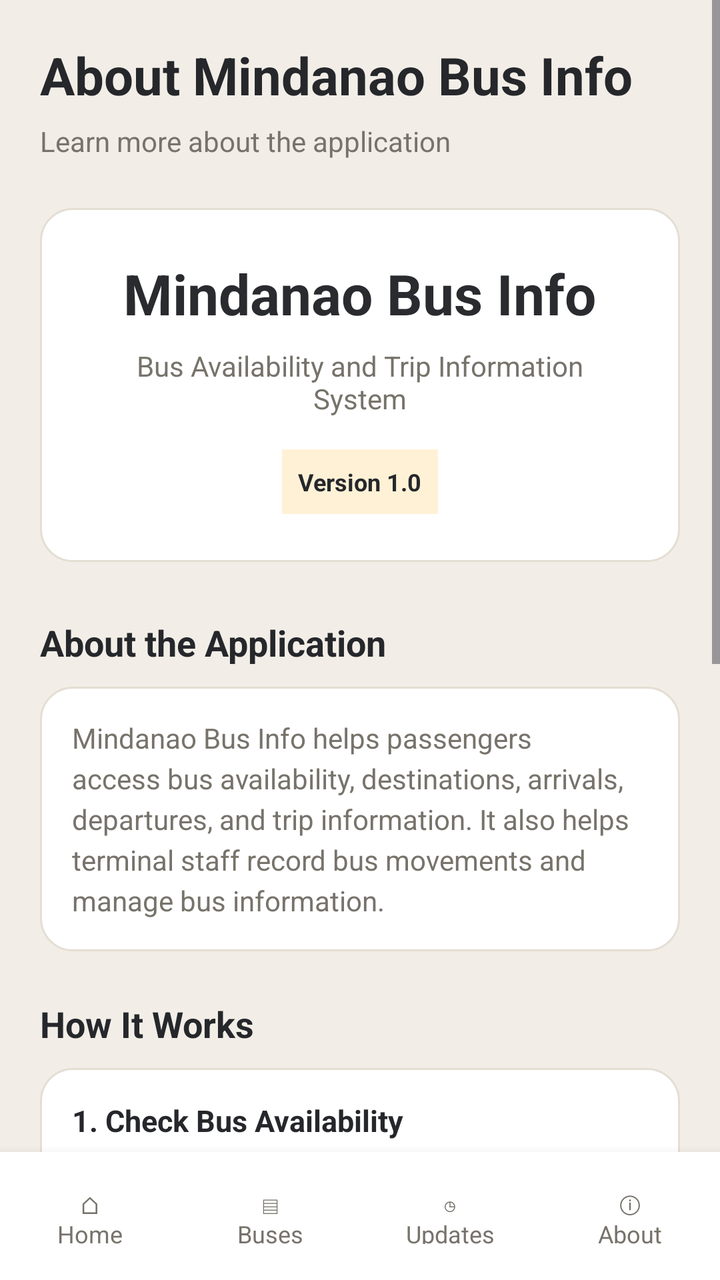
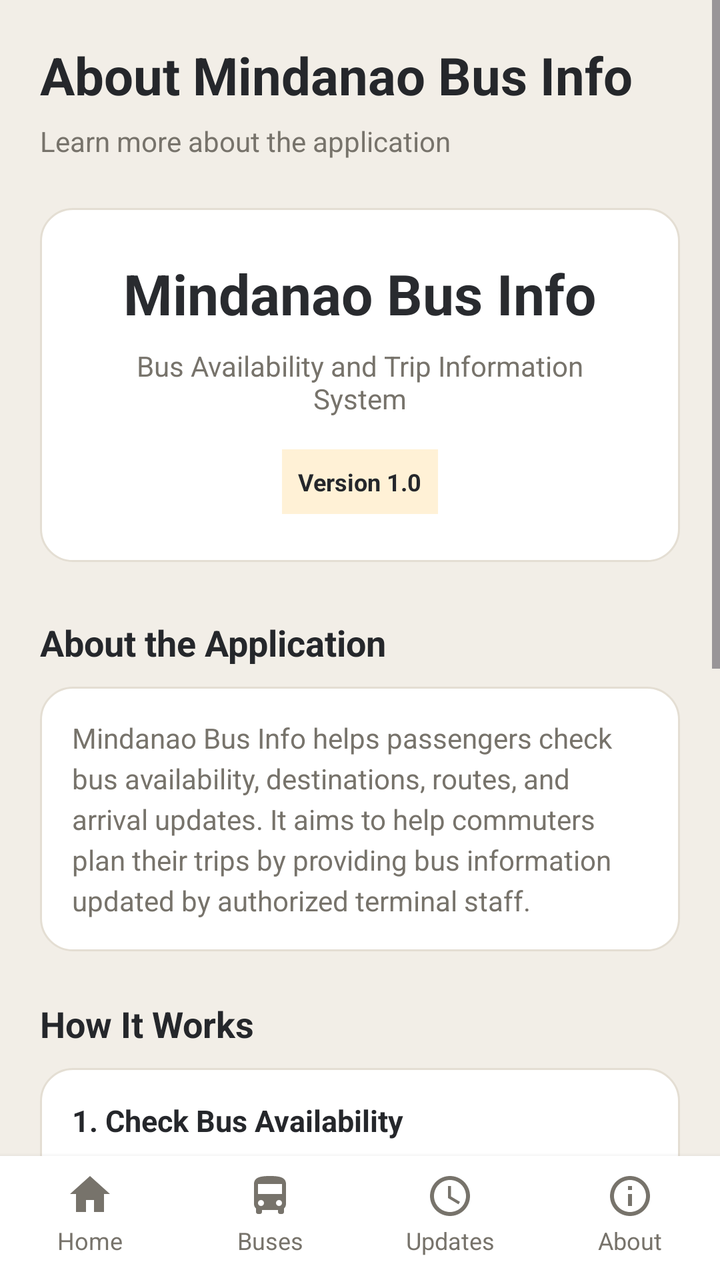

Before-and-after screenshots of an Android layout around one commit, followed by the original layout XML and the change that was made.
<!-- AndroidManifest.xml: application theme Theme.PabamaApp -->
<!-- res/layout/activity_about.xml -->
<LinearLayout xmlns:android="http://schemas.android.com/apk/res/android"
    android:id="@+id/main"
    android:layout_width="match_parent"
    android:layout_height="match_parent"
    android:orientation="vertical"
    android:background="@color/background">

    <ScrollView
        android:layout_width="match_parent"
        android:layout_height="0dp"
        android:layout_weight="1"
        android:fillViewport="true">

        <LinearLayout
            android:layout_width="match_parent"
            android:layout_height="wrap_content"
            android:orientation="vertical"
            android:padding="20dp">

            <TextView
                android:layout_width="wrap_content"
                android:layout_height="wrap_content"
                android:text="About Mindanao Bus Info"
                android:textColor="@color/text_primary"
                android:textSize="26sp"
                android:textStyle="bold" />

            <TextView
                android:layout_width="wrap_content"
                android:layout_height="wrap_content"
                android:layout_marginTop="6dp"
                android:text="Learn more about the application"
                android:textColor="@color/text_secondary"
                android:textSize="14sp" />

            <LinearLayout
                android:layout_width="match_parent"
                android:layout_height="wrap_content"
                android:layout_marginTop="24dp"
                android:orientation="vertical"
                android:gravity="center"
                android:padding="24dp"
                android:background="@drawable/bg_card">

                <TextView
                    android:layout_width="wrap_content"
                    android:layout_height="wrap_content"
                    android:text="Mindanao Bus Info"
                    android:textColor="@color/primary"
                    android:textSize="28sp"
                    android:textStyle="bold" />

                <TextView
                    android:layout_width="wrap_content"
                    android:layout_height="wrap_content"
                    android:layout_marginTop="8dp"
                    android:gravity="center"
                    android:text="Bus Availability and Trip Information System"
                    android:textColor="@color/text_secondary"
                    android:textSize="14sp" />

                <TextView
                    android:layout_width="wrap_content"
                    android:layout_height="wrap_content"
                    android:layout_marginTop="16dp"
                    android:padding="8dp"
                    android:background="@color/accent_light"
                    android:text="Version 1.0"
                    android:textColor="@color/primary_dark"
                    android:textSize="12sp"
                    android:textStyle="bold" />

            </LinearLayout>

            <TextView
                android:layout_width="wrap_content"
                android:layout_height="wrap_content"
                android:layout_marginTop="28dp"
                android:text="About the Application"
                android:textColor="@color/text_primary"
                android:textSize="18sp"
                android:textStyle="bold" />

            <TextView
                android:layout_width="match_parent"
                android:layout_height="wrap_content"
                android:layout_marginTop="10dp"
                android:padding="16dp"
                android:background="@drawable/bg_card"
                android:text="Mindanao Bus Info helps passengers access bus availability, destinations, arrivals, departures, and trip information. It also helps terminal staff record bus movements and manage bus information."
                android:textColor="@color/text_secondary"
                android:textSize="14sp"
                android:lineSpacingExtra="4dp" />

            <TextView
                android:layout_width="wrap_content"
                android:layout_height="wrap_content"
                android:layout_marginTop="24dp"
                android:text="How It Works"
                android:textColor="@color/text_primary"
                android:textSize="18sp"
                android:textStyle="bold" />

            <LinearLayout
                android:layout_width="match_parent"
                android:layout_height="wrap_content"
                android:layout_marginTop="10dp"
                android:orientation="vertical"
                android:padding="16dp"
                android:background="@drawable/bg_card">

                <TextView
                    android:layout_width="wrap_content"
                    android:layout_height="wrap_content"
                    android:text="1. Check Bus Availability"
                    android:textColor="@color/text_primary"
                    android:textSize="15sp"
                    android:textStyle="bold" />

                <TextView
                    android:layout_width="match_parent"
                    android:layout_height="wrap_content"
                    android:layout_marginTop="5dp"
                    android:layout_marginBottom="16dp"
                    android:text="Passengers can view available buses and their destinations."
                    android:textColor="@color/text_secondary"
                    android:textSize="13sp" />

                <TextView
                    android:layout_width="wrap_content"
                    android:layout_height="wrap_content"
                    android:text="2. View Trip Updates"
                    android:textColor="@color/text_primary"
                    android:textSize="15sp"
                    android:textStyle="bold" />

                <TextView
                    android:layout_width="match_parent"
                    android:layout_height="wrap_content"
                    android:layout_marginTop="5dp"
                    android:layout_marginBottom="16dp"
                    android:text="Passengers can check the latest recorded arrivals and departures."
                    android:textColor="@color/text_secondary"
                    android:textSize="13sp" />

                <TextView
                    android:layout_width="wrap_content"
                    android:layout_height="wrap_content"
                    android:text="3. Staff Record Bus Movements"
                    android:textColor="@color/text_primary"
                    android:textSize="15sp"
                    android:textStyle="bold" />

                <TextView
                    android:layout_width="match_parent"
                    android:layout_height="wrap_content"
                    android:layout_marginTop="5dp"
                    android:text="Authorized staff can record bus arrivals and departures and update bus information."
                    android:textColor="@color/text_secondary"
                    android:textSize="13sp" />

            </LinearLayout>

            <TextView
                android:layout_width="wrap_content"
                android:layout_height="wrap_content"
                android:layout_marginTop="24dp"
                android:text="Disclaimer"
                android:textColor="@color/text_primary"
                android:textSize="18sp"
                android:textStyle="bold" />

            <TextView
                android:layout_width="match_parent"
                android:layout_height="wrap_content"
                android:layout_marginTop="10dp"
                android:padding="16dp"
                android:background="@drawable/bg_card"
                android:text="Bus availability and trip information depend on updates provided by terminal staff. Information may change without prior notice. Please confirm important travel details with the terminal."
                android:textColor="@color/text_secondary"
                android:textSize="13sp"
                android:lineSpacingExtra="4dp" />

            <TextView
                android:layout_width="match_parent"
                android:layout_height="wrap_content"
                android:layout_marginTop="24dp"
                android:gravity="center"
                android:text="Mindanao Bus Info • Version 1.0"
                android:textColor="@color/text_secondary"
                android:textSize="12sp" />

        </LinearLayout>

    </ScrollView>

    <include
        layout="@layout/layout_passenger_bottom_nav"
        android:layout_width="match_parent"
        android:layout_height="64dp" />

</LinearLayout>
<!-- res/layout/layout_passenger_bottom_nav.xml (included above) -->
<LinearLayout xmlns:android="http://schemas.android.com/apk/res/android"
    android:layout_width="match_parent"
    android:layout_height="wrap_content"
    android:orientation="horizontal"
    android:background="@color/surface"
    android:elevation="8dp"
    android:paddingTop="10dp"
    android:paddingBottom="10dp">

    <TextView
        android:id="@+id/btnHome"
        android:layout_width="0dp"
        android:layout_height="wrap_content"
        android:layout_weight="1"
        android:gravity="center"
        android:padding="8dp"
        android:text="⌂&#10;Home"
        android:textColor="@color/text_secondary"
        android:textSize="12sp" />

    <TextView
        android:id="@+id/btnBuses"
        android:layout_width="0dp"
        android:layout_height="wrap_content"
        android:layout_weight="1"
        android:gravity="center"
        android:padding="8dp"
        android:text="▤&#10;Buses"
        android:textColor="@color/text_secondary"
        android:textSize="12sp" />

    <TextView
        android:id="@+id/btnUpdates"
        android:layout_width="0dp"
        android:layout_height="wrap_content"
        android:layout_weight="1"
        android:gravity="center"
        android:padding="8dp"
        android:text="◷&#10;Updates"
        android:textColor="@color/text_secondary"
        android:textSize="12sp" />

    <TextView
        android:id="@+id/btnAbout"
        android:layout_width="0dp"
        android:layout_height="wrap_content"
        android:layout_weight="1"
        android:gravity="center"
        android:padding="8dp"
        android:text="ⓘ&#10;About"
        android:textColor="@color/text_secondary"
        android:textSize="12sp" />

</LinearLayout>
<!-- resources referenced by this layout -->
<resources>
  <style name="Theme.PabamaApp" parent="Theme.Material3.DayNight.NoActionBar">
          <item name="colorPrimary">@color/primary</item>
          <item name="colorPrimaryVariant">@color/primary_dark</item>
          <item name="colorOnPrimary">@color/white</item>
          <item name="colorSecondary">@color/accent</item>
          <item name="android:statusBarColor">@color/primary_dark</item>
          <item name="android:windowBackground">@color/background</item>
      </style>
  <!-- unchanged entries left out for length: 11 -->
</resources>

<!-- the commit's change to res/layout/activity_about.xml (unified diff, before → after) -->
@@ -87,7 +87,7 @@
                 android:layout_marginTop="10dp"
                 android:padding="16dp"
                 android:background="@drawable/bg_card"
-                android:text="Mindanao Bus Info helps passengers access bus availability, destinations, arrivals, departures, and trip information. It also helps terminal staff record bus movements and manage bus information."
+                android:text="Mindanao Bus Info helps passengers check bus availability, destinations, routes, and arrival updates. It aims to help commuters plan their trips by providing bus information updated by authorized terminal staff."
                 android:textColor="@color/text_secondary"
                 android:textSize="14sp"
                 android:lineSpacingExtra="4dp" />
@@ -122,7 +122,7 @@
                     android:layout_height="wrap_content"
                     android:layout_marginTop="5dp"
                     android:layout_marginBottom="16dp"
-                    android:text="Passengers can view available buses and their destinations."
+                    android:text="View available buses, their destinations, routes, and current status."
                     android:textColor="@color/text_secondary"
                     android:textSize="13sp" />
 
@@ -139,14 +139,14 @@
                     android:layout_height="wrap_content"
                     android:layout_marginTop="5dp"
                     android:layout_marginBottom="16dp"
-                    android:text="Passengers can check the latest recorded arrivals and departures."
+                    android:text="Check the latest recorded bus arrivals to help plan your trip."
                     android:textColor="@color/text_secondary"
                     android:textSize="13sp" />
 
                 <TextView
                     android:layout_width="wrap_content"
                     android:layout_height="wrap_content"
-                    android:text="3. Staff Record Bus Movements"
+                    android:text="3. View Bus Route and History"
                     android:textColor="@color/text_primary"
                     android:textSize="15sp"
                     android:textStyle="bold" />
@@ -155,7 +155,7 @@
                     android:layout_width="match_parent"
                     android:layout_height="wrap_content"
                     android:layout_marginTop="5dp"
-                    android:text="Authorized staff can record bus arrivals and departures and update bus information."
+                    android:text="Select a bus to view its route, intermediate stops, and recorded arrival history."
                     android:textColor="@color/text_secondary"
                     android:textSize="13sp" />
 
@@ -197,7 +197,7 @@
     <include
         layout="@layout/layout_passenger_bottom_nav"
         android:layout_width="match_parent"
-        android:layout_height="64dp" />
+        android:layout_height="wrap_content" />
 
 </LinearLayout>
 <!-- res/layout/layout_passenger_bottom_nav.xml (included above) -->
@@ -206,9 +206,9 @@
     android:layout_height="wrap_content"
     android:orientation="horizontal"
     android:background="@color/surface"
-    android:elevation="8dp"
-    android:paddingTop="10dp"
-    android:paddingBottom="10dp">
+    android:elevation="4dp"
+    android:paddingTop="4dp"
+    android:paddingBottom="8dp">
 
     <TextView
         android:id="@+id/btnHome"
@@ -216,10 +216,14 @@
         android:layout_height="wrap_content"
         android:layout_weight="1"
         android:gravity="center"
-        android:padding="8dp"
-        android:text="⌂&#10;Home"
-        android:textColor="@color/text_secondary"
-        android:textSize="12sp" />
+        android:padding="4dp"
+        android:text="Home"
+        android:textColor="@color/text_secondary"
+        android:textSize="12sp"
+        android:drawableTop="@drawable/ic_nav_home"
+        android:drawablePadding="4dp"
+        android:drawableTint="@color/text_secondary"
+        android:includeFontPadding="false"/>
 
     <TextView
         android:id="@+id/btnBuses"
@@ -227,10 +231,14 @@
         android:layout_height="wrap_content"
         android:layout_weight="1"
         android:gravity="center"
-        android:padding="8dp"
-        android:text="▤&#10;Buses"
-        android:textColor="@color/text_secondary"
-        android:textSize="12sp" />
+        android:padding="4dp"
+        android:text="Buses"
+        android:textColor="@color/text_secondary"
+        android:textSize="12sp"
+        android:drawableTop="@drawable/ic_nav_bus"
+        android:drawablePadding="4dp"
+        android:drawableTint="@color/text_secondary"
+        android:includeFontPadding="false"/>
 
     <TextView
         android:id="@+id/btnUpdates"
@@ -238,10 +246,14 @@
         android:layout_height="wrap_content"
         android:layout_weight="1"
         android:gravity="center"
-        android:padding="8dp"
-        android:text="◷&#10;Updates"
-        android:textColor="@color/text_secondary"
-        android:textSize="12sp" />
+        android:padding="4dp"
+        android:text="Updates"
+        android:textColor="@color/text_secondary"
+        android:textSize="12sp"
+        android:drawableTop="@drawable/ic_nav_updates"
+        android:drawablePadding="4dp"
+        android:drawableTint="@color/text_secondary"
+        android:includeFontPadding="false"/>
 
     <TextView
         android:id="@+id/btnAbout"
@@ -249,9 +261,13 @@
         android:layout_height="wrap_content"
         android:layout_weight="1"
         android:gravity="center"
-        android:padding="8dp"
-        android:text="ⓘ&#10;About"
-        android:textColor="@color/text_secondary"
-        android:textSize="12sp" />
+        android:padding="4dp"
+        android:text="About"
+        android:textColor="@color/text_secondary"
+        android:textSize="12sp"
+        android:drawableTop="@drawable/ic_nav_about"
+        android:drawablePadding="4dp"
+        android:drawableTint="@color/text_secondary"
+        android:includeFontPadding="false"/>
 
 </LinearLayout>
<!-- resource entries referenced after the edit -->
@@ -1,13 +1,113 @@
 <!-- resources referenced by this layout -->
 <resources>
+  <!-- drawable ic_nav_about (drawable) -->
+  <vector xmlns:android="http://schemas.android.com/apk/res/android"
+      android:width="24dp"
+      android:height="24dp"
+      android:viewportWidth="24"
+      android:viewportHeight="24">
+  
+      <path
+          android:fillColor="#000000"
+          android:pathData="M12,2C6.48,2 2,6.48 2,12s4.48,10 10,10 10,-4.48 10,-10S17.52,2 12,2zM12,20c-4.41,0 -8,-3.59 -8,-8s3.59,-8 8,-8 8,3.59 8,8 -3.59,8 -8,8zM11,7h2v2h-2zM11,11h2v6h-2z" />
+  
+  </vector>
+  <!-- drawable ic_nav_bus (drawable) -->
+  <vector xmlns:android="http://schemas.android.com/apk/res/android"
+      android:width="24dp"
+      android:height="24dp"
+      android:viewportWidth="24"
+      android:viewportHeight="24">
+  
+      <path
+          android:fillColor="#000000"
+          android:pathData="M4,16c0,0.88 0.39,1.67 1,2.22V20c0,0.55 0.45,1 1,1h1c0.55,0 1,-0.45 1,-1v-1h8v1c0,0.55 0.45,1 1,1h1c0.55,0 1,-0.45 1,-1v-1.78c0.61,-0.55 1,-1.34 1,-2.22V6c0,-3.5 -3.58,-4 -8,-4S4,2.5 4,6v10zM7.5,17c-0.83,0 -1.5,-0.67 -1.5,-1.5S6.67,14 7.5,14 9,14.67 9,15.5 8.33,17 7.5,17zM16.5,17c-0.83,0 -1.5,-0.67 -1.5,-1.5s0.67,-1.5 1.5,-1.5 1.5,0.67 1.5,1.5 -0.67,1.5 -1.5,1.5zM18,11H6V6h12v5z" />
+  
+  </vector>
+  <!-- drawable ic_nav_home (drawable) -->
+  <vector xmlns:android="http://schemas.android.com/apk/res/android"
+      android:width="24dp"
+      android:height="24dp"
+      android:viewportWidth="24"
+      android:viewportHeight="24">
+  
+      <path
+          android:fillColor="#000000"
+          android:pathData="M10,20v-6h4v6h5v-9h3L12,2 2,11h3v9z" />
+  
+  </vector>
+  <!-- drawable ic_nav_updates (drawable) -->
+  <vector xmlns:android="http://schemas.android.com/apk/res/android"
+      android:width="24dp"
+      android:height="24dp"
+      android:viewportWidth="24"
+      android:viewportHeight="24">
+  
+      <path
+          android:fillColor="#000000"
+          android:pathData="M12,2C6.48,2 2,6.48 2,12s4.48,10 10,10 10,-4.48 10,-10S17.52,2 12,2zM12,20c-4.42,0 -8,-3.58 -8,-8s3.58,-8 8,-8 8,3.58 8,8 -3.58,8 -8,8zM12.5,7H11v6l5.25,3.15 0.75,-1.23 -4.5,-2.67z" />
+  
+  </vector>
   <style name="Theme.PabamaApp" parent="Theme.Material3.DayNight.NoActionBar">
+  
           <item name="colorPrimary">@color/primary</item>
           <item name="colorPrimaryVariant">@color/primary_dark</item>
           <item name="colorOnPrimary">@color/white</item>
           <item name="colorSecondary">@color/accent</item>
           <item name="android:statusBarColor">@color/primary_dark</item>
           <item name="android:windowBackground">@color/background</item>
+  
+          
+          <item name="android:windowAnimationStyle">@style/NoActivityAnimation</item>
+  
+          
+          <item name="alertDialogTheme">@style/Theme.PabamaApp.Dialog</item>
+  
       </style>
+  <style name="NoActivityAnimation">
+          <item name="android:activityOpenEnterAnimation">@null</item>
+          <item name="android:activityOpenExitAnimation">@null</item>
+          <item name="android:activityCloseEnterAnimation">@null</item>
+          <item name="android:activityCloseExitAnimation">@null</item>
+  
+          <item name="android:taskOpenEnterAnimation">@null</item>
+          <item name="android:taskOpenExitAnimation">@null</item>
+          <item name="android:taskCloseEnterAnimation">@null</item>
+          <item name="android:taskCloseExitAnimation">@null</item>
+  
+          <item name="android:windowEnterAnimation">@null</item>
+          <item name="android:windowExitAnimation">@null</item>
+      </style>
+  <style name="Theme.PabamaApp.Dialog" parent="ThemeOverlay.AppCompat.Dialog.Alert">
+          <item name="android:windowAnimationStyle">@style/NoActivityAnimation</item>
+  
+          <item name="colorAccent">@color/dialog_action</item>
+          <item name="android:colorAccent">@color/dialog_action</item>
+  
+          <item name="android:colorBackground">@color/dialog_background</item>
+          <item name="android:textColorPrimary">@color/dialog_text</item>
+          <item name="android:textColorSecondary">@color/dialog_hint</item>
+          <item name="android:textColorHint">@color/dialog_hint</item>
+  
+          <item name="buttonBarPositiveButtonStyle">@style/DialogActionButton</item>
+          <item name="buttonBarNegativeButtonStyle">@style/DialogCancelButton</item>
+          <item name="buttonBarNeutralButtonStyle">@style/DialogDeleteButton</item>
+  
+      </style>
+  <color name="dialog_action">#F4B942</color>
+  <color name="dialog_background">#404040</color>
+  <color name="dialog_text">#FFFFFF</color>
+  <color name="dialog_hint">#D1D1D1</color>
+  <style name="DialogActionButton" parent="Widget.AppCompat.Button.ButtonBar.AlertDialog">
+          <item name="android:textColor">@color/dialog_action</item>
+      </style>
+  <style name="DialogCancelButton" parent="Widget.AppCompat.Button.ButtonBar.AlertDialog">
+          <item name="android:textColor">@color/dialog_text</item>
+      </style>
+  <style name="DialogDeleteButton" parent="Widget.AppCompat.Button.ButtonBar.AlertDialog">
+          <item name="android:textColor">@color/dialog_delete</item>
+      </style>
+  <color name="dialog_delete">#FF8A80</color>
   <!-- unchanged entries left out for length: 11 -->
 </resources>
 
